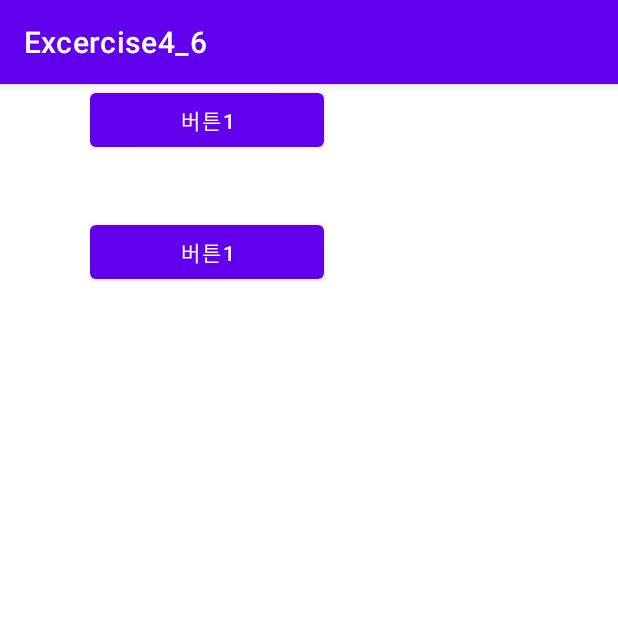
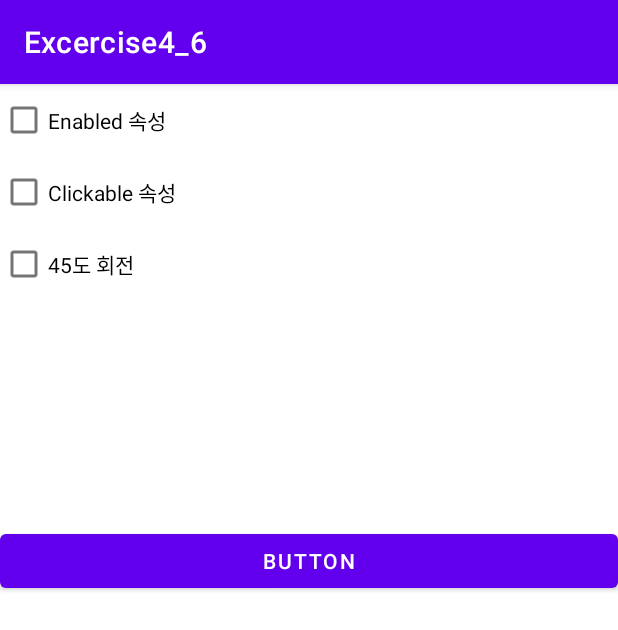
Before and after one commit to song-juyeon/Excercise4_6, an Android app: the screen it shows after launch (MainActivity), on a phone screen of 412 x 824 dp. Shown: the top 630 px of the screen. Run offline under Robolectric (Android 15) with nearby library versions, the phone set to English and light mode, and no system bars.

Commit message:
Completion Excercise4_7

```diff
--- a/app/src/main/java/kr/hs/emirim/w2034/excercise4_6/MainActivity.java
+++ b/app/src/main/java/kr/hs/emirim/w2034/excercise4_6/MainActivity.java
@@ -3,12 +3,52 @@ package kr.hs.emirim.w2034.excercise4_6;
 import androidx.appcompat.app.AppCompatActivity;
 
 import android.os.Bundle;
+import android.widget.Button;
+import android.widget.CheckBox;
+import android.widget.CompoundButton;
 
 public class MainActivity extends AppCompatActivity {
+    CheckBox checkEnabled, checkClickable, checkRotation;
+    Button btn;
 
     @Override
     protected void onCreate(Bundle savedInstanceState) {
         super.onCreate(savedInstanceState);
-        setContentView(R.layout.activity_main);
+        setContentView(R.layout.ex_7);
+        checkEnabled = findViewById(R.id.check_enabled);
+        checkClickable = findViewById(R.id.check_clickable);
+        checkRotation = findViewById(R.id.check_rotation);
+
+         btn = findViewById(R.id.btn);
+
+         checkEnabled.setOnCheckedChangeListener(checkListener);
+         checkClickable.setOnCheckedChangeListener(checkListener);
+         checkRotation.setOnCheckedChangeListener(checkListener);
     }
+
+    CompoundButton.OnCheckedChangeListener checkListener = new CompoundButton.OnCheckedChangeListener() {
+        @Override
+        public void onCheckedChanged(CompoundButton v, boolean isChecked) {
+            switch (v.getId()){
+                case R.id.check_enabled:
+                    if(isChecked)
+                        btn.setEnabled(true);
+                    else
+                        btn.setEnabled(false);
+                    break;
+                case R.id.check_clickable:
+                    if(isChecked)
+                        btn.setClickable(true);
+                    else
+                        btn.setClickable(false);
+                    break;
+                case R.id.check_rotation:
+                    if(isChecked)
+                        btn.setRotation(45);
+                    else
+                        btn.setRotation(0);
+                    break;
+            }
+        }
+    };
 }
--- /dev/null
+++ b/app/src/main/res/layout/ex_7.xml
@@ -0,0 +1,27 @@
+<?xml version="1.0" encoding="utf-8"?>
+<LinearLayout xmlns:android="http://schemas.android.com/apk/res/android"
+    android:orientation="vertical"
+    android:layout_width="match_parent"
+    android:layout_height="match_parent">
+    <CheckBox
+        android:id="@+id/check_enabled"
+        android:layout_width="wrap_content"
+        android:layout_height="wrap_content"
+        android:text="@string/check1"/>
+    <CheckBox
+        android:id="@+id/check_clickable"
+        android:layout_width="wrap_content"
+        android:layout_height="wrap_content"
+        android:text="@string/check2"/>
+    <CheckBox
+        android:id="@+id/check_rotation"
+        android:layout_width="wrap_content"
+        android:layout_height="wrap_content"
+        android:text="@string/check3"/>
+    <Button
+        android:id="@+id/btn"
+        android:layout_width="match_parent"
+        android:layout_height="wrap_content"
+        android:text="@string/btn"
+        android:layout_marginTop="150dp"/>
+</LinearLayout>
--- a/app/src/main/res/values/strings.xml
+++ b/app/src/main/res/values/strings.xml
@@ -2,4 +2,8 @@
     <string name="app_name">Excercise4_6</string>
     <string name="bnt1">버튼1</string>
     <string name="bnt2">버튼2</string>
+    <string name="check1">Enabled 속성</string>
+    <string name="check2">Clickable 속성</string>
+    <string name="check3">45도 회전</string>
+    <string name="btn">Button</string>
 </resources>
```
